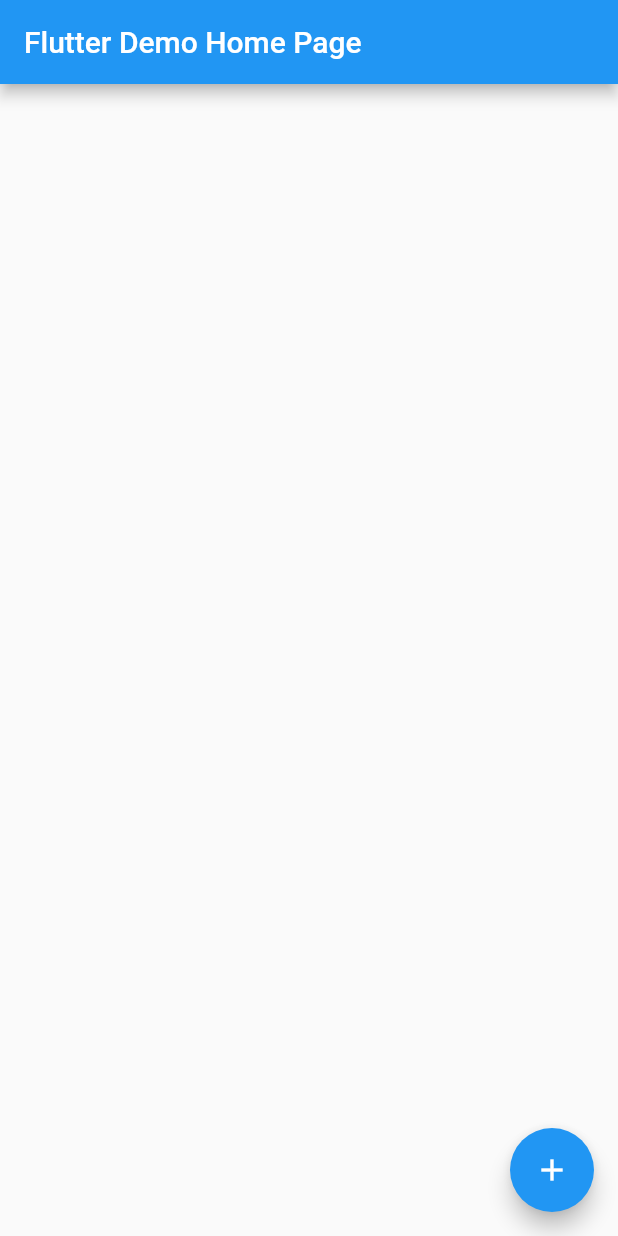
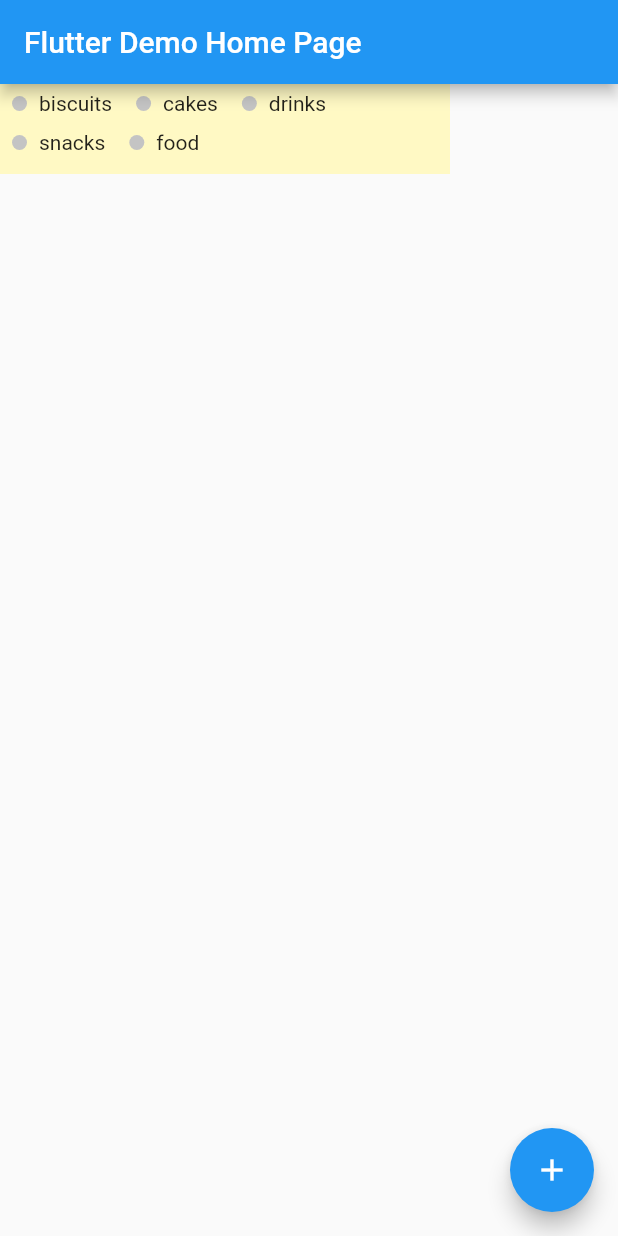
Before and after one commit to turlvo/stackoverflow, a Flutter app: the screen it shows after launch, on a phone screen of 412 x 824 dp. Run offline on Flutter 3.47's test engine with Material 2 defaults, Android fonts, the phone set to English and light mode, and no system bars.

Commit message:
resolve 69164559

```diff
--- a/lib/main.dart
+++ b/lib/main.dart
@@ -49,6 +49,35 @@ class _MyHomePageState extends State<MyHomePage> {
   }
 
   Widget _buildBody() {
-    return Container();
+    List data = ['biscuits', 'cakes', 'drinks', 'snacks', 'food'];
+
+    return Container(
+      color: Colors.yellow[100],
+      height: 60,
+      width: 300,
+      child: Wrap(
+        direction: Axis.horizontal,
+        children: data.map((item) {
+          return Row(
+            mainAxisSize: MainAxisSize.min,
+            children: [
+              Padding(
+                padding: const EdgeInsets.all(8.0),
+                child: CircleAvatar(
+                    radius: 05, backgroundColor: Color(0xffC4C4C4)),
+              ),
+              Padding(
+                padding: const EdgeInsets.only(right: 8.0),
+                child: Expanded(
+                  child: Text(
+                    item,
+                  ),
+                ),
+              ),
+            ],
+          );
+        }).toList(),
+      ),
+    );
   }
 }
```
